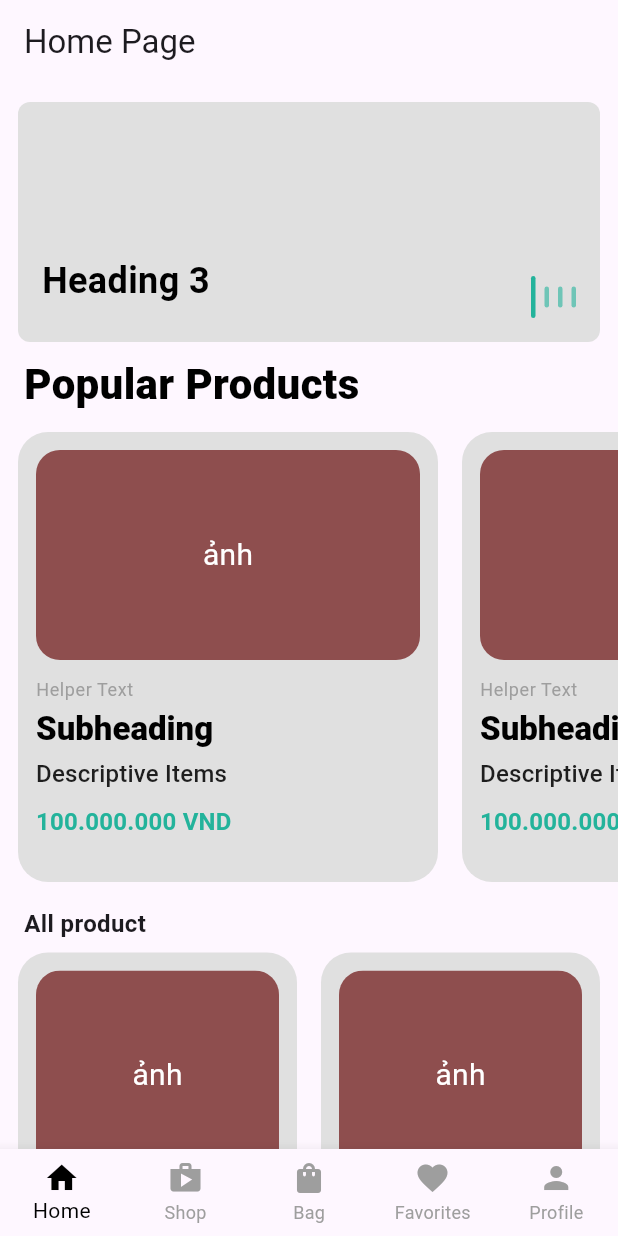
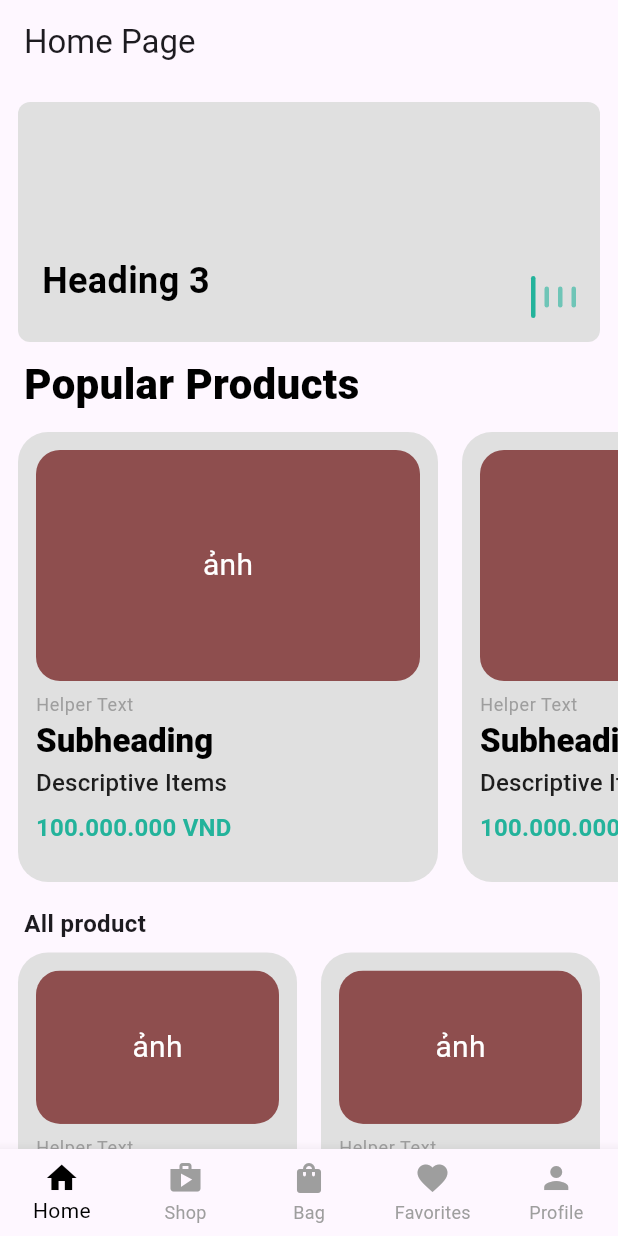
Before and after one commit to kieuanhdev/e-commerce, a Flutter app: the screen it shows once a user with an empty profile is signed in, on a phone screen of 412 x 824 dp. Run offline on Flutter 3.47's test engine with Material 3 defaults, Android fonts, the light colour scheme and no system bars; our stand-ins replace bloc, cloud_firestore, dartz, equatable, firebase_auth, firebase_core and 5 more; accounts and stored records are empty.

Commit message:
refactor(home): restructure product list page with pagination and state management; remove unused components

```diff
--- a/lib/features/home/presentation/product_list.dart
+++ b/lib/features/home/presentation/product_list.dart
@@ -1,8 +1,10 @@
 import 'package:flutter/material.dart';
 
-import 'widgets/product_card.dart';
+import '../../product/presentation/widgets/product_card.dart';
 import 'widgets/bannner.dart';
-import 'product_popular.dart';
+import '../../product/presentation/widgets/product_popular_section.dart';
+import '../../product/presentation/widgets/product_grid_sliver.dart';
+import '../../product/presentation/widgets/product_pagination.dart' as pagination_widget;
 
 class ProductListPage extends StatelessWidget {
   const ProductListPage({super.key});
@@ -18,13 +20,21 @@ class ProductListPage extends StatelessWidget {
   }
 }
 
-class ProductListBody extends StatelessWidget {
+class ProductListBody extends StatefulWidget {
   const ProductListBody({super.key});
 
   @override
-  Widget build(BuildContext context) {
-    final products = List.generate(
-      6,
+  State<ProductListBody> createState() => _ProductListBodyState();
+}
+
+class _ProductListBodyState extends State<ProductListBody> {
+  static const int itemsPerPage = 10;
+  int currentPage = 0;
+  final ScrollController _scrollController = ScrollController();
+  final GlobalKey _allProductKey = GlobalKey();
+
+  late final List<({String helper, String title, String description, int price})> products = List.generate(
+    32,
     (index) => (
       helper: 'Helper Text',
       title: 'Subheading',
@@ -33,7 +43,16 @@ class ProductListBody extends StatelessWidget {
     ),
   );
 
+  int get pageCount => (products.length / itemsPerPage).ceil();
+
+  @override
+  Widget build(BuildContext context) {
+    final start = currentPage * itemsPerPage;
+    final end = (start + itemsPerPage).clamp(0, products.length);
+    final visibleCount = end - start;
+
     return CustomScrollView(
+      controller: _scrollController,
       slivers: [
         const SliverToBoxAdapter(
           child: Padding(
@@ -50,10 +69,11 @@ class ProductListBody extends StatelessWidget {
             child: PopularProductsSection(),
           ),
         ),
-        const SliverToBoxAdapter(
+        SliverToBoxAdapter(
           child: Padding(
-            padding: EdgeInsets.fromLTRB(16, 8, 16, 8),
-            child: Text(
+            key: _allProductKey,
+            padding: const EdgeInsets.fromLTRB(16, 8, 16, 8),
+            child: const Text(
               'All product',
               style: TextStyle(
                 fontSize: 16,
@@ -62,20 +82,36 @@ class ProductListBody extends StatelessWidget {
             ),
           ),
         ),
-        SliverPadding(
-          padding: const EdgeInsets.symmetric(horizontal: 12),
-          sliver: SliverGrid(
-            gridDelegate: const SliverGridDelegateWithFixedCrossAxisCount(
-              crossAxisCount: 2,
-              crossAxisSpacing: 16,
-              mainAxisSpacing: 16,
-              childAspectRatio: 0.78,
+        ProductGridSliver(
+          itemCount: visibleCount,
+          itemBuilder: (context, index) => const _ProductTile(),
         ),
-            delegate: SliverChildBuilderDelegate(
-              (context, index) {
-                return const _ProductTile();
+        SliverToBoxAdapter(
+          child: Padding(
+            padding: const EdgeInsets.fromLTRB(12, 8, 12, 16),
+            child: pagination_widget.ProductPagination(
+              pageCount: pageCount,
+              currentPage: currentPage,
+              onPageSelected: (p) {
+                setState(() => currentPage = p);
+                WidgetsBinding.instance.addPostFrameCallback((_) {
+                  final ctx = _allProductKey.currentContext;
+                  if (ctx != null) {
+                    Scrollable.ensureVisible(
+                      ctx,
+                      duration: const Duration(milliseconds: 350),
+                      curve: Curves.easeInOut,
+                      alignment: 0.02,
+                    );
+                  } else {
+                    _scrollController.animateTo(
+                      0,
+                      duration: const Duration(milliseconds: 350),
+                      curve: Curves.easeInOut,
+                    );
+                  }
+                });
               },
-              childCount: products.length,
             ),
           ),
         ),
@@ -97,3 +133,5 @@ class _ProductTile extends StatelessWidget {
     );
   }
 }
+
+// Pagination widget moved to widgets/pagination.dart
--- a/lib/features/home/presentation/widgets/product_card.dart
+++ /dev/null
@@ -1,118 +0,0 @@
-import 'package:flutter/material.dart';
-import 'package:intl/intl.dart';
-
-class ProductCard extends StatelessWidget {
-  const ProductCard({
-    super.key,
-    this.imageUrl,
-    this.onTap,
-    this.padding,
-    this.backgroundColor,
-    required this.helperText,
-    required this.title,
-    required this.description,
-    required this.price,
-  });
-
-  final String? imageUrl;
-  final VoidCallback? onTap;
-  final EdgeInsetsGeometry? padding;
-  final Color? backgroundColor;
-
-  final String helperText;
-  final String title;
-  final String description;
-  final num price;
-
-  @override
-  Widget build(BuildContext context) {
-    final theme = Theme.of(context);
-    final cardRadius = BorderRadius.circular(20);
-    final imageRadius = BorderRadius.circular(16);
-    final priceText = NumberFormat.decimalPattern('vi_VN').format(price);
-
-    return Material(
-      color: backgroundColor ?? Colors.grey.shade300,
-      borderRadius: cardRadius,
-      child: InkWell(
-        borderRadius: cardRadius,
-        onTap: onTap,
-        child: Padding(
-          padding: padding ?? const EdgeInsets.all(12),
-          child: Column(
-            crossAxisAlignment: CrossAxisAlignment.start,
-            mainAxisSize: MainAxisSize.min,
-            children: [
-              ClipRRect(
-                borderRadius: imageRadius,
-                child: _buildImagePlaceholder(),
-              ),
-              const SizedBox(height: 12),
-              Text(
-                helperText,
-                style: theme.textTheme.bodySmall?.copyWith(
-                  color: Colors.grey,
-                ),
-              ),
-              const SizedBox(height: 4),
-              Text(
-                title,
-                style: theme.textTheme.titleLarge?.copyWith(
-                  fontWeight: FontWeight.w800,
-                  color: Colors.black,
-                ),
-              ),
-              const SizedBox(height: 4),
-              Text(
-                description,
-                style: theme.textTheme.titleMedium?.copyWith(
-                  color: Colors.black87,
-                ),
-              ),
-              const SizedBox(height: 8),
-              Text(
-                '$priceText VND',
-                style: theme.textTheme.titleMedium?.copyWith(
-                  color: const Color(0xFF23B39B),
-                  fontWeight: FontWeight.w600,
-                ),
-              ),
-            ],
-          ),
-        ),
-      ),
-    );
-  }
-
-  Widget _buildImagePlaceholder() {
-    if (imageUrl == null || imageUrl!.isEmpty) {
-      return Container(
-        height: 140,
-        width: double.infinity,
-        alignment: Alignment.center,
-        color: const Color(0xFF8E4E4E),
-        child: const Text(
-          'ảnh',
-          style: TextStyle(color: Colors.white, fontSize: 20),
-        ),
-      );
-    }
-
-    return Image.network(
-      imageUrl!,
-      height: 140,
-      width: double.infinity,
-      fit: BoxFit.cover,
-      errorBuilder: (context, _, __) => Container(
-        height: 140,
-        width: double.infinity,
-        alignment: Alignment.center,
-        color: const Color(0xFF8E4E4E),
-        child: const Text(
-          'ảnh',
-          style: TextStyle(color: Colors.white, fontSize: 20),
-        ),
-      ),
-    );
-  }
-}
--- /dev/null
+++ b/lib/features/product/presentation/widgets/product_card.dart
@@ -0,0 +1,132 @@
+import 'package:flutter/material.dart';
+import 'package:intl/intl.dart';
+
+class ProductCard extends StatelessWidget {
+  const ProductCard({
+    super.key,
+    this.imageUrl,
+    this.onTap,
+    this.padding,
+    this.backgroundColor,
+    required this.helperText,
+    required this.title,
+    required this.description,
+    required this.price,
+  });
+
+  final String? imageUrl;
+  final VoidCallback? onTap;
+  final EdgeInsetsGeometry? padding;
+  final Color? backgroundColor;
+
+  final String helperText;
+  final String title;
+  final String description;
+  final num price;
+
+  @override
+  Widget build(BuildContext context) {
+    final theme = Theme.of(context);
+    final cardRadius = BorderRadius.circular(20);
+    final imageRadius = BorderRadius.circular(16);
+    final priceText = NumberFormat.decimalPattern('vi_VN').format(price);
+
+    return Material(
+      color: backgroundColor ?? Colors.grey.shade300,
+      borderRadius: cardRadius,
+      child: InkWell(
+        borderRadius: cardRadius,
+        onTap: onTap,
+        child: LayoutBuilder(
+          builder: (context, constraints) {
+            final width = constraints.maxWidth.isFinite ? constraints.maxWidth : 160.0;
+            final imageHeight = width * 0.55;
+            return Padding(
+              padding: padding ?? const EdgeInsets.all(12),
+              child: Column(
+                crossAxisAlignment: CrossAxisAlignment.start,
+                mainAxisSize: MainAxisSize.min,
+                children: [
+                  ClipRRect(
+                    borderRadius: imageRadius,
+                    child: _buildImagePlaceholder(imageHeight),
+                  ),
+                  const SizedBox(height: 8),
+                  Text(
+                    helperText,
+                    maxLines: 1,
+                    overflow: TextOverflow.ellipsis,
+                    style: theme.textTheme.bodySmall?.copyWith(
+                      color: Colors.grey,
+                    ),
+                  ),
+                  const SizedBox(height: 2),
+                  Text(
+                    title,
+                    maxLines: 1,
+                    overflow: TextOverflow.ellipsis,
+                    style: theme.textTheme.titleLarge?.copyWith(
+                      fontWeight: FontWeight.w800,
+                      color: Colors.black,
+                    ),
+                  ),
+                  const SizedBox(height: 2),
+                  Text(
+                    description,
+                    maxLines: 1,
+                    overflow: TextOverflow.ellipsis,
+                    style: theme.textTheme.titleMedium?.copyWith(
+                      color: Colors.black87,
+                    ),
+                  ),
+                  const SizedBox(height: 6),
+                  Text(
+                    '$priceText VND',
+                    maxLines: 1,
+                    overflow: TextOverflow.ellipsis,
+                    style: theme.textTheme.titleMedium?.copyWith(
+                      color: const Color(0xFF23B39B),
+                      fontWeight: FontWeight.w600,
+                    ),
+                  ),
+                ],
+              ),
+            );
+          },
+        ),
+      ),
+    );
+  }
+
+  Widget _buildImagePlaceholder(double height) {
+    if (imageUrl == null || imageUrl!.isEmpty) {
+      return Container(
+        height: height,
+        width: double.infinity,
+        alignment: Alignment.center,
+        color: const Color(0xFF8E4E4E),
+        child: const Text(
+          'ảnh',
+          style: TextStyle(color: Colors.white, fontSize: 20),
+        ),
+      );
+    }
+
+    return Image.network(
+      imageUrl!,
+      height: height,
+      width: double.infinity,
+      fit: BoxFit.cover,
+      errorBuilder: (context, _, __) => Container(
+        height: height,
+        width: double.infinity,
+        alignment: Alignment.center,
+        color: const Color(0xFF8E4E4E),
+        child: const Text(
+          'ảnh',
+          style: TextStyle(color: Colors.white, fontSize: 20),
+        ),
+      ),
+    );
+  }
+}
--- a/lib/features/home/presentation/product_popular.dart
+++ b/lib/features/product/presentation/widgets/product_popular_section.dart
@@ -1,6 +1,6 @@
 import 'package:flutter/material.dart';
 
-import 'widgets/product_card.dart';
+import 'product_card.dart';
 
 class PopularProductsSection extends StatelessWidget {
   const PopularProductsSection({super.key});
```
Also changed, not shown: lib/features/product/presentation/pages/product_list_page.dart (added, +85 -0 lines), lib/features/product/presentation/widgets/product_grid_sliver.dart (added, +33 -0 lines), lib/features/product/presentation/widgets/product_pagination.dart (added, +47 -0 lines). Lines whose indentation alone changed are shown as unchanged.
